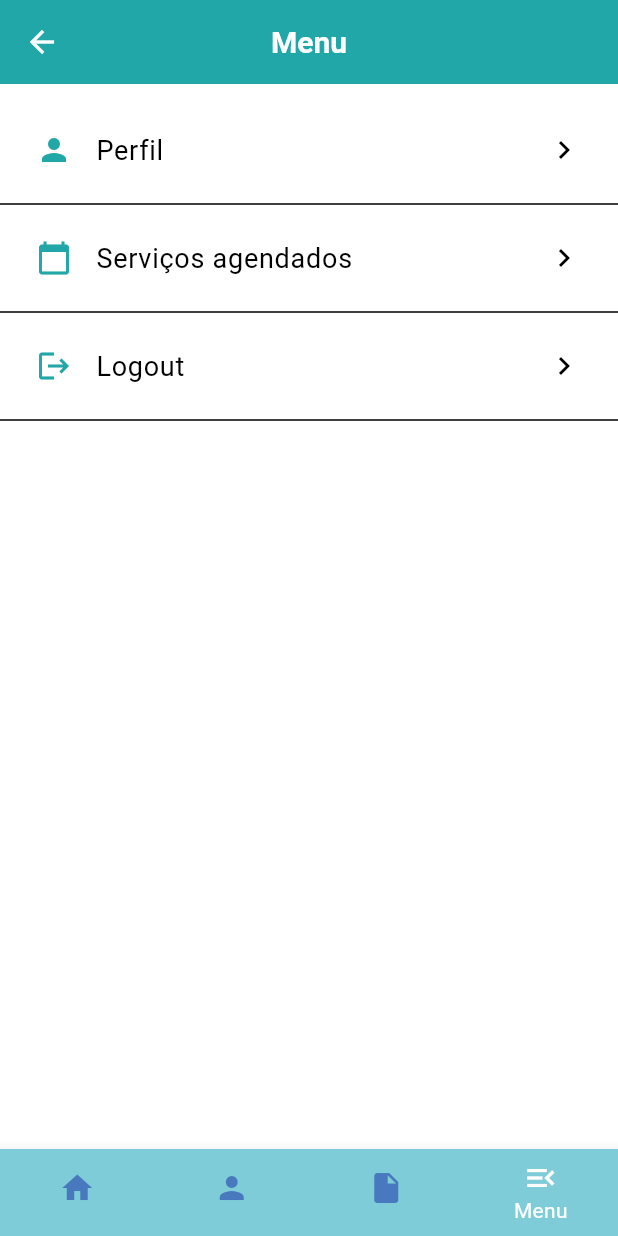
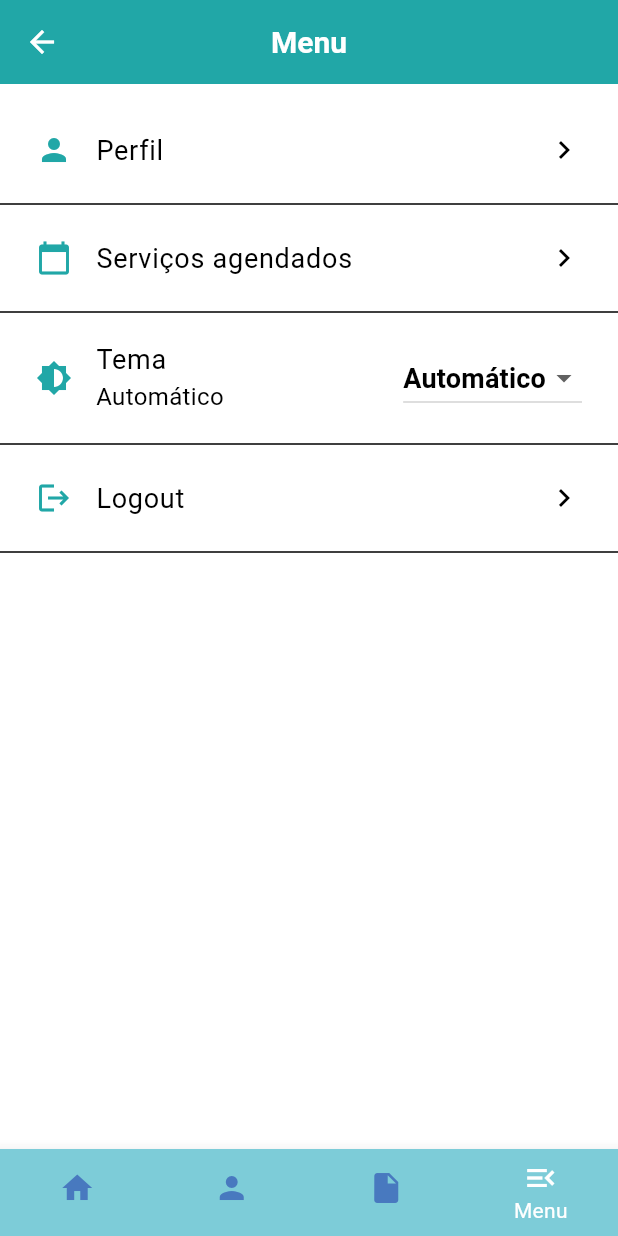
Before and after one commit to JVBC743/servinow-mobile, a Flutter app: the MenuScreen screen opened by its route, on a phone screen of 412 x 824 dp. Run offline on Flutter 3.47's test engine with Material 3 defaults, Android fonts, the phone set to English and light mode, and no system bars; our stand-ins replace connectivity_plus, mask_text_input_formatter, shared_preferences; accounts and stored records are empty.

Commit message:
Add dark theme support and theme mode toggle in menu screen

```diff
--- a/lib/main.dart
+++ b/lib/main.dart
@@ -18,6 +18,10 @@ void main() {
 }
 
 class MyApp extends StatelessWidget {
+  static final ValueNotifier<ThemeMode> themeModeNotifier = ValueNotifier(
+    ThemeMode.system,
+  );
+
   const MyApp({super.key});
 
   Future<int?> _getUsuarioId() async {
@@ -27,9 +31,14 @@ class MyApp extends StatelessWidget {
 
   @override
   Widget build(BuildContext context) {
+    return ValueListenableBuilder<ThemeMode>(
+      valueListenable: themeModeNotifier,
+      builder: (context, themeMode, _) {
         return MaterialApp(
           title: 'ServiNow',
           theme: AppTheme.lightTheme,
+          darkTheme: AppTheme.darkTheme,
+          themeMode: themeMode,
           initialRoute: '/home',
           routes: {
             '/login': (context) => const LoginScreen(),
@@ -64,5 +73,7 @@ class MyApp extends StatelessWidget {
             ),
           },
         );
+      },
+    );
   }
 }
--- a/lib/screens/info/menu_screem.dart
+++ b/lib/screens/info/menu_screem.dart
@@ -1,9 +1,24 @@
 import 'package:flutter/material.dart';
 import 'package:servinow_mobile/core/services/auth_service.dart';
 import 'package:servinow_mobile/core/widgets/downbar.dart';
+import 'package:servinow_mobile/main.dart';
 
-class MenuScreen extends StatelessWidget {
+class MenuScreen extends StatefulWidget {
   const MenuScreen({super.key});
+
+  @override
+  State<MenuScreen> createState() => _MenuScreenState();
+}
+
+class _MenuScreenState extends State<MenuScreen> {
+  ThemeMode _themeMode = MyApp.themeModeNotifier.value;
+
+  void _trocarTema(ThemeMode novoModo) {
+    setState(() {
+      _themeMode = novoModo;
+    });
+    MyApp.themeModeNotifier.value = novoModo;
+  }
 
   Future<void> _confirmLogout(BuildContext context) async {
     final result = await showDialog<bool>(
@@ -53,6 +68,36 @@ class MenuScreen extends StatelessWidget {
             },
           ),
           const Divider(),
+          ListTile(
+            leading: Icon(
+              Icons.brightness_6,
+              color: Theme.of(context).colorScheme.primary,
+            ),
+            title: const Text('Tema', style: TextStyle(fontSize: 18)),
+            subtitle: Text(
+              _themeMode == ThemeMode.system
+                  ? 'Automático'
+                  : _themeMode == ThemeMode.dark
+                  ? 'Escuro'
+                  : 'Claro',
+            ),
+            trailing: DropdownButton<ThemeMode>(
+              value: _themeMode,
+              items: const [
+                DropdownMenuItem(
+                  value: ThemeMode.system,
+                  child: Text('Automático'),
+                ),
+                DropdownMenuItem(value: ThemeMode.light, child: Text('Claro')),
+                DropdownMenuItem(value: ThemeMode.dark, child: Text('Escuro')),
+              ],
+              onChanged: (mode) {
+                if (mode != null) _trocarTema(mode);
+              },
+            ),
+            contentPadding: const EdgeInsets.symmetric(horizontal: 24),
+          ),
+          const Divider(),
           _MenuOption(
             label: 'Logout',
             icon: Icons.logout,
```
Also changed, not shown: lib/core/theme/app_theme.dart (+63 -0 lines). Lines whose indentation alone changed are shown as unchanged.
